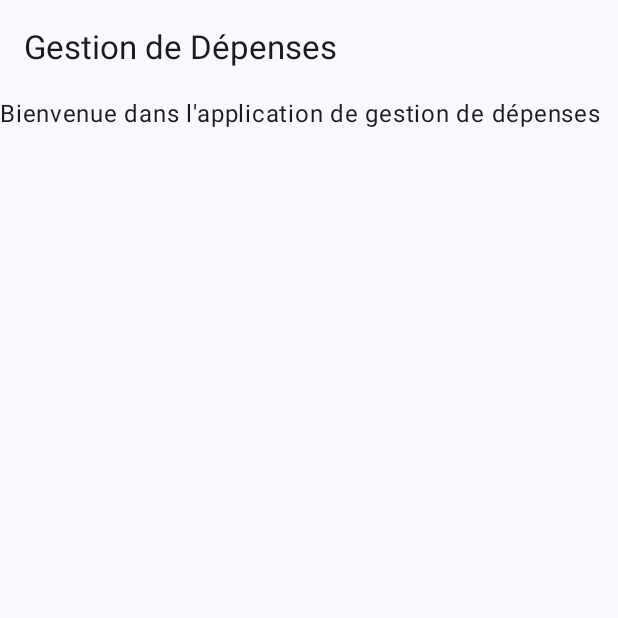
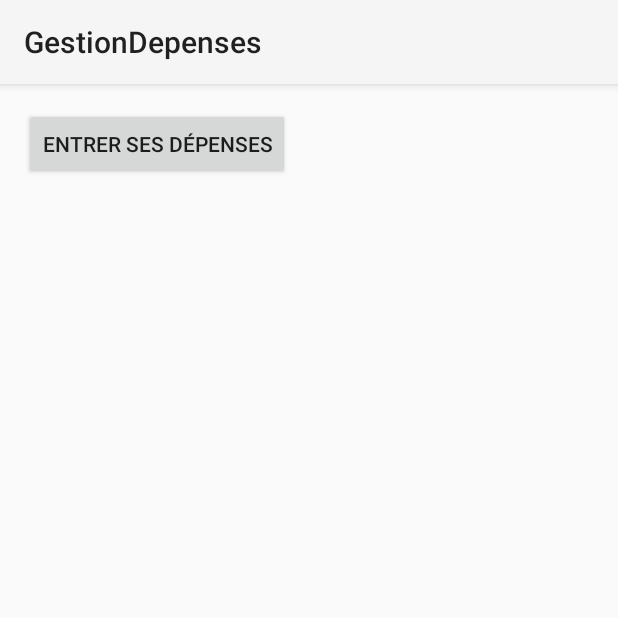
Before and after one commit to FreezyNoNine/gestion-depenses-kotlin, an Android app built with Jetpack Compose: the screen it shows after launch (MainActivity), on a phone screen of 412 x 824 dp, the top half of it. Run offline under Robolectric (Android 15) with nearby library versions, the phone set to English and light mode, and no system bars.

Commit message:
Correction des différents bug, création de la page d'accueil

```diff
--- a/app/src/main/AndroidManifest.xml
+++ b/app/src/main/AndroidManifest.xml
@@ -10,13 +10,12 @@
         android:label="@string/app_name"
         android:roundIcon="@mipmap/ic_launcher_round"
         android:supportsRtl="true"
-        android:theme="@style/Theme.GestionDepenses"
+        android:theme="@style/Theme.AppCompat.Light"
         tools:targetApi="31">
         <activity
             android:name=".MainActivity"
             android:exported="true"
-            android:label="@string/app_name"
-            android:theme="@style/Theme.GestionDepenses">
+            android:theme="@style/Theme.AppCompat.Light">
             <intent-filter>
                 <action android:name="android.intent.action.MAIN" />
 
--- a/app/src/main/java/com/example/gestiondepenses/MainActivity.kt
+++ b/app/src/main/java/com/example/gestiondepenses/MainActivity.kt
@@ -1,49 +1,27 @@
 package com.example.gestiondepenses
 
 import android.os.Bundle
-import androidx.activity.ComponentActivity
-import androidx.activity.compose.setContent
-import androidx.compose.foundation.layout.fillMaxSize
-import androidx.compose.foundation.layout.padding
-import androidx.compose.material3.* // Assure-toi d'importer tout le package material3
-import androidx.compose.runtime.Composable
-import androidx.compose.ui.Modifier
-import androidx.compose.ui.tooling.preview.Preview
-import com.example.gestiondepenses.ui.theme.GestionDepensesTheme
+import android.view.View
+import android.widget.Button
+import android.widget.EditText
+import androidx.appcompat.app.AppCompatActivity
 
-class MainActivity : ComponentActivity() {
+class MainActivity : AppCompatActivity() {
+    private lateinit var showInputButton: Button
+    private lateinit var inputEditText: EditText
+
     override fun onCreate(savedInstanceState: Bundle?) {
         super.onCreate(savedInstanceState)
-        setContent {
-            GestionDepensesTheme {
-                MainScreen()
-            }
-        }
-    }
+        setContentView(R.layout.activity_main)
 
-    @OptIn(ExperimentalMaterial3Api::class)
-    @Composable
-    fun MainScreen() {
-        Scaffold(
-            modifier = Modifier.fillMaxSize(),
-            topBar = {
-                TopAppBar(title = { Text("Gestion de Dépenses") })
-            }
-        ) { innerPadding ->
-            // Contenu principal ici
-            // Par exemple, un texte d'accueil
-            Text(
-                text = "Bienvenue dans l'application de gestion de dépenses",
-                modifier = Modifier.padding(innerPadding)
-            )
-        }
-    }
+        // Récupérer les références des vues
+        showInputButton = findViewById(R.id.view_depenses)
+        inputEditText = findViewById(R.id.add_depenses)
 
-    @Preview(showBackground = true)
-    @Composable
-    fun PreviewMainScreen() {
-        GestionDepensesTheme {
-            MainScreen()
+        // Définir le comportement du bouton
+        showInputButton.setOnClickListener {
+            // Afficher l'EditText lorsque le bouton est cliqué
+            inputEditText.visibility = View.VISIBLE
         }
     }
 }
--- a/app/src/main/res/values/themes.xml
+++ b/app/src/main/res/values/themes.xml
@@ -1,5 +1,4 @@
 <?xml version="1.0" encoding="utf-8"?>
 <resources>
-
-    <style name="Theme.GestionDepenses" parent="android:Theme.Material.Light.NoActionBar" />
+    <string name="app_name">GestionDepenses</string>
 </resources>
```
Also changed, not shown: app/build.gradle.kts (+0 -7 lines), app/src/main/res/layout/activity_main.xml (+10 -34 lines), app/src/main/res/values/strings.xml (+2 -5 lines), gradle/libs.versions.toml (+8 -13 lines), gradle/wrapper/gradle-wrapper.properties.
